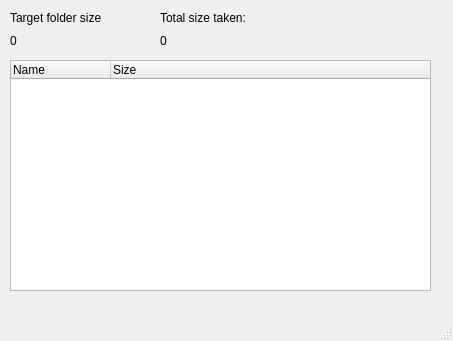
Before: the Qt Designer form QT_BetterFileInfoProject/mainwindow.ui in kamkaair/QT_BetterFileInfo, drawn with Qt 5.
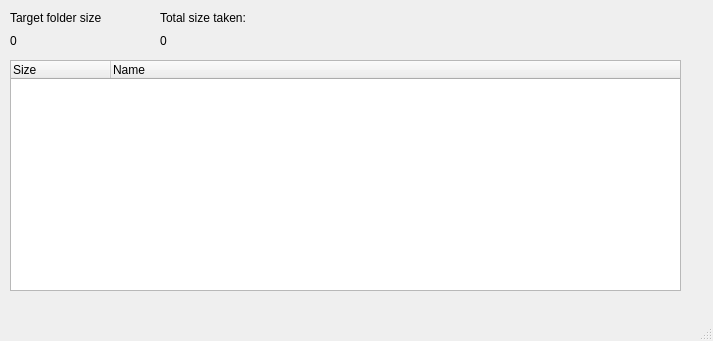
After: the same form once the commit is applied.

Commit message: Updated error handling and UI

```diff
--- a/QT_BetterFileInfoProject/mainwindow.ui
+++ b/QT_BetterFileInfoProject/mainwindow.ui
@@ -6,7 +6,7 @@
    <rect>
     <x>0</x>
     <y>0</y>
-    <width>453</width>
+    <width>713</width>
     <height>341</height>
    </rect>
   </property>
@@ -19,18 +19,18 @@
      <rect>
       <x>10</x>
       <y>60</y>
-      <width>421</width>
+      <width>671</width>
       <height>231</height>
      </rect>
     </property>
     <column>
      <property name="text">
-      <string>Name</string>
+      <string>Size</string>
      </property>
     </column>
     <column>
      <property name="text">
-      <string>Size</string>
+      <string>Name</string>
      </property>
     </column>
    </widget>
```
The commit also changes 3 other files.
